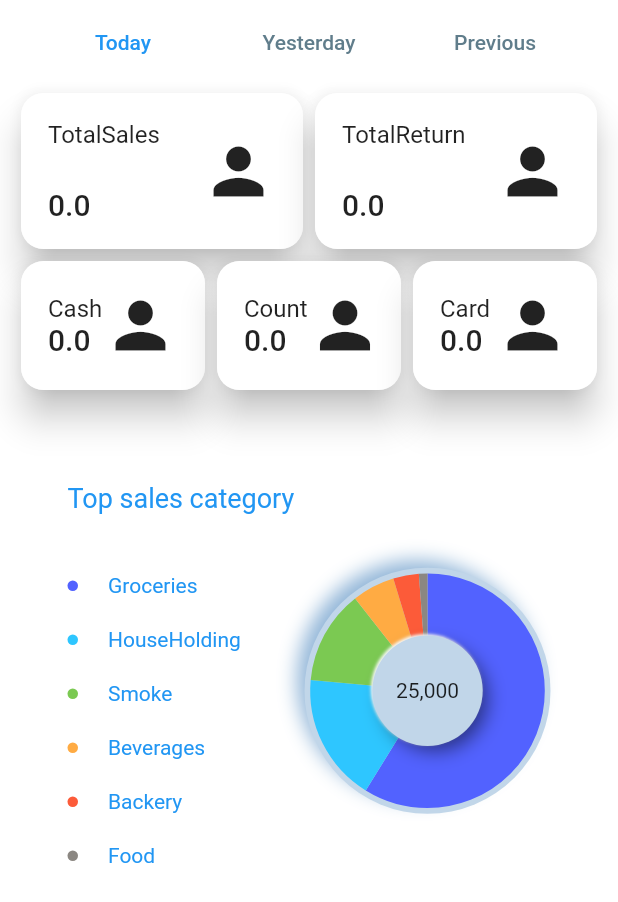
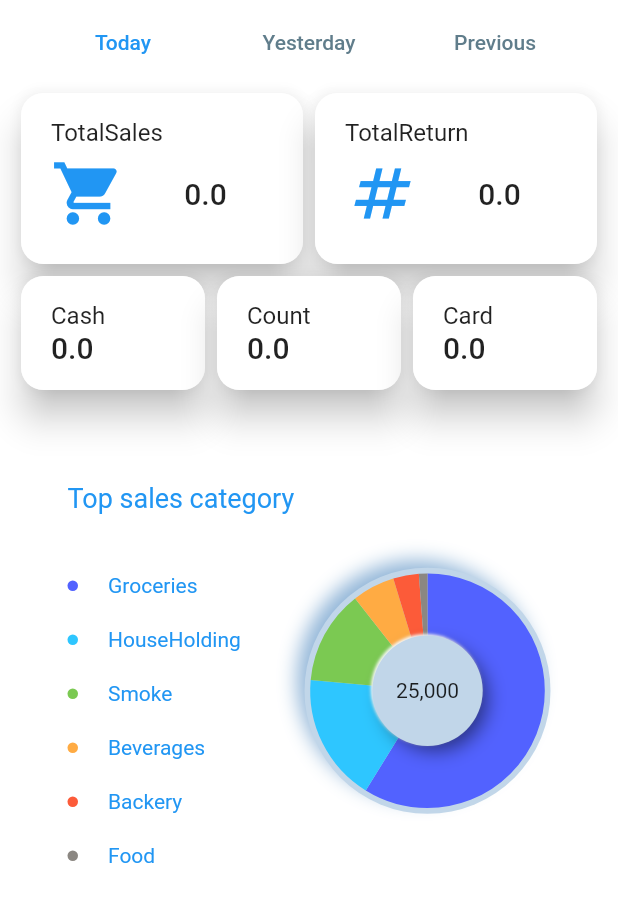
Before and after one commit to aswinbbc/test_inve, a Flutter app: the MyDashBord screen opened directly, on a phone screen of 412 x 824 dp. Shown: the top 902 px of the screen. Run offline on Flutter 3.47's test engine with Material 2 defaults, Android fonts, the phone set to English and light mode, and no system bars; our stand-ins replace carousel_slider, font_awesome_flutter, get, lottie, readmore, rxdart and 2 more; missing offline and left inert: flutter_barcode_scanner, flutter_phone_direct_caller, shape_of_view_null_safe; accounts and stored records are empty; network calls fail.

Commit message:
stat grid changed

```diff
--- a/lib/components/stats_grid.dart
+++ b/lib/components/stats_grid.dart
@@ -52,14 +52,10 @@ class _StatsGridState extends State<StatsGrid> {
               child: Row(
             mainAxisSize: MainAxisSize.max,
             children: <Widget>[
-              _buildStartCard(
-                'TotalSales',
-                salesAmount,
-              ),
-              _buildStartCard(
-                'TotalReturn',
-                salereturn,
-              )
+              _buildStartCard('TotalSales', salesAmount,
+                  isIconEnabled: true, icon: Icons.shopping_cart),
+              _buildStartCard('TotalReturn', salereturn,
+                  isIconEnabled: true, icon: Icons.numbers)
             ],
           )),
           Row(
@@ -83,10 +79,8 @@ class _StatsGridState extends State<StatsGrid> {
     );
   }
 
-  Expanded _buildStartCard(
-    String title,
-    double count,
-  ) {
+  Expanded _buildStartCard(String title, double count,
+      {bool isIconEnabled = false, IconData icon = Icons.circle}) {
     return Expanded(
       child: Card(
         shape: RoundedRectangleBorder(
@@ -95,16 +89,14 @@ class _StatsGridState extends State<StatsGrid> {
         ),
         elevation: 10,
         child: Container(
-          margin: const EdgeInsets.all(8.0),
-          padding: const EdgeInsets.all(10.0),
+          margin: const EdgeInsets.all(12.0),
+          padding: EdgeInsets.only(
+              bottom: isIconEnabled ? 10.0 : 5.0, left: 8, top: 5),
           decoration: BoxDecoration(
             color: const Color(0x00ffffff),
             borderRadius: BorderRadius.circular(10.0),
           ),
-          child: Row(
-            mainAxisAlignment: MainAxisAlignment.spaceBetween,
-            children: [
-              Column(
+          child: Column(
             mainAxisAlignment: MainAxisAlignment.spaceBetween,
             crossAxisAlignment: CrossAxisAlignment.start,
             children: <Widget>[
@@ -112,16 +104,25 @@ class _StatsGridState extends State<StatsGrid> {
                 title,
                 style: Theme.of(context).textTheme.titleMedium,
               ),
-                  Text(
+              Row(
+                mainAxisAlignment: MainAxisAlignment.spaceBetween,
+                children: [
+                  if (isIconEnabled)
+                    Icon(
+                      icon,
+                      size: 50,
+                      color: Colors.blue,
+                    ),
+                  Expanded(
+                    child: Text(
                       count.toString(),
                       style: Theme.of(context).textTheme.titleLarge!,
+                      textAlign:
+                          isIconEnabled ? TextAlign.center : TextAlign.left,
+                    ),
                   ),
                 ],
               ),
-              Icon(
-                Icons.person,
-                size: 50,
-              )
             ],
           ),
         ),
```
Lines whose indentation alone changed are shown as unchanged.
